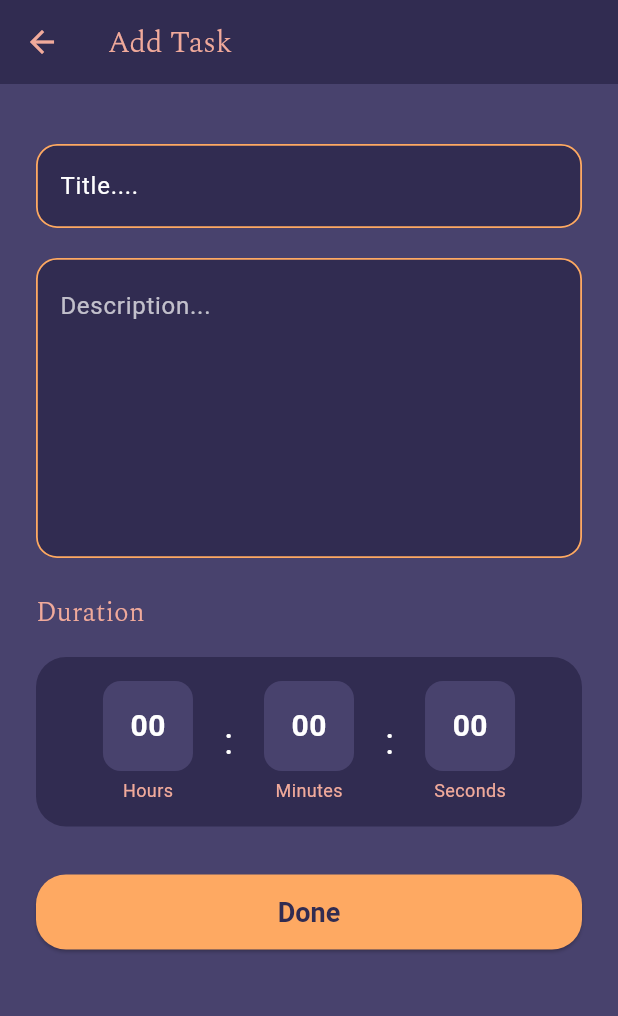
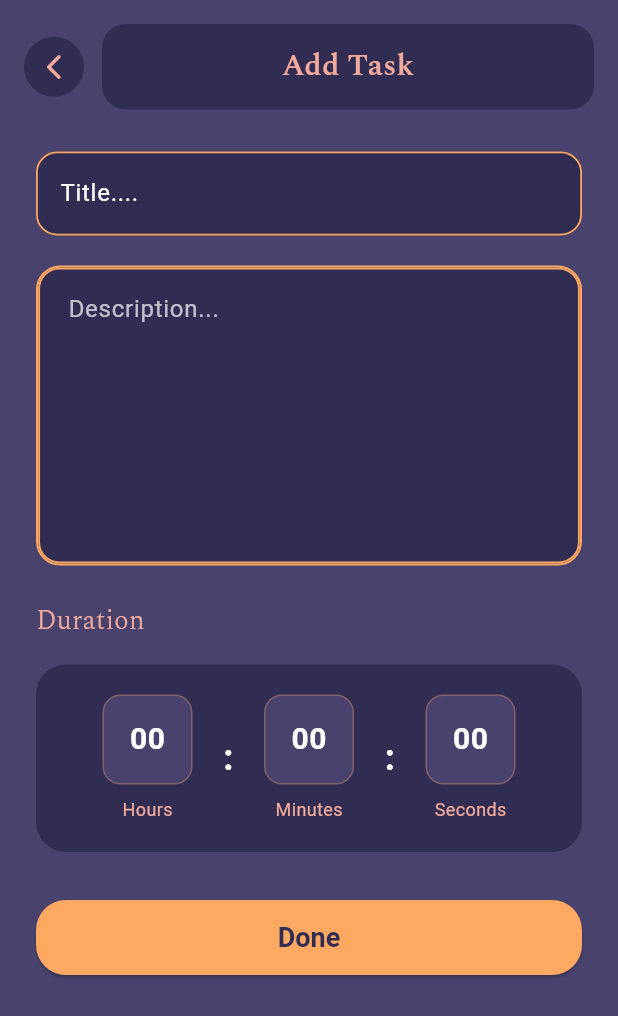
Before and after one commit to A-THIF/tailor_todo, a Flutter app: the screen it shows once a user with an empty profile is signed in, after a tap on the "add" icon, on a phone screen of 412 x 824 dp. Shown: the top 1016 px of the screen. Run offline on Flutter 3.47's test engine with Material 3 defaults, Android fonts, the phone set to English and light mode, and no system bars; our stand-ins replace google_fonts, supabase_flutter; accounts and stored records are empty; Roboto replaces fonts that are missing (Cardo).

Commit message:
Refactor header bar and improve UTC handling
Replaces HomeHeaderBar with a reusable HeaderBar widget and updates screens to use it. Refines AddTaskScreen UI and ensures all deadlines and timestamps are handled in UTC. Enhances TodoDetailsScreen with a live countdown timer and improves edit/delete flows.

```diff
--- a/tailor_todo/lib/models/todo.dart
+++ b/tailor_todo/lib/models/todo.dart
@@ -25,7 +25,7 @@ class Todo {
       userId: json['user_id'],
       title: json['title'],
       description: json['description'] ?? '',
-      deadline: DateTime.parse(json['deadline']),
+      deadline: DateTime.parse(json['deadline']).toUtc(),
       archived: json['archived'] ?? false,
       createdAt: DateTime.parse(json['created_at']),
       updatedAt: DateTime.parse(json['updated_at']),
--- a/tailor_todo/lib/screens/add_task_screen.dart
+++ b/tailor_todo/lib/screens/add_task_screen.dart
@@ -4,6 +4,7 @@ import '../utils/colors.dart';
 import '../utils/fonts.dart';
 import '../widgets/custom_button.dart';
 import '../widgets/custom_text_field.dart';
+import '../widgets/header_bar.dart';
 
 class AddTaskScreen extends StatefulWidget {
   const AddTaskScreen({super.key});
@@ -28,16 +29,14 @@ class _AddTaskScreenState extends State<AddTaskScreen> {
       ).showSnackBar(const SnackBar(content: Text('Please enter a title')));
       return;
     }
-
     setState(() => loading = true);
-
     try {
       final duration = Duration(
         hours: hours,
         minutes: minutes,
         seconds: seconds,
       );
-      final deadline = DateTime.now().add(duration);
+      final deadline = DateTime.now().toUtc().add(duration);
 
       await supabase.from('todos').insert({
         'user_id': supabase.auth.currentUser!.id,
@@ -47,13 +46,13 @@ class _AddTaskScreenState extends State<AddTaskScreen> {
         'archived': false,
       });
 
-      Navigator.pop(context);
+      if (mounted) Navigator.pop(context);
     } catch (e) {
       ScaffoldMessenger.of(
         context,
       ).showSnackBar(SnackBar(content: Text('Error adding task: $e')));
     } finally {
-      setState(() => loading = false);
+      if (mounted) setState(() => loading = false);
     }
   }
 
@@ -61,31 +60,85 @@ class _AddTaskScreenState extends State<AddTaskScreen> {
   Widget build(BuildContext context) {
     return Scaffold(
       backgroundColor: AppColors.primary,
-      appBar: AppBar(
-        backgroundColor: AppColors.surface,
-        leading: IconButton(
-          icon: const Icon(Icons.arrow_back, color: AppColors.brandText),
-          onPressed: () => Navigator.pop(context),
+      body: SafeArea(
+        child: Column(
+          children: [
+            // Custom header with centered title and left back chevron
+            // Header Section for Add Task
+            Padding(
+              padding: const EdgeInsets.fromLTRB(16, 16, 16, 12),
+              child: Row(
+                children: [
+                  // Circle Back Button
+                  GestureDetector(
+                    onTap: () => Navigator.pop(context),
+                    child: Container(
+                      width: 40,
+                      height: 40,
+                      decoration: BoxDecoration(
+                        color: AppColors.surface,
+                        shape: BoxShape.circle,
                       ),
-        title: Text(
+                      child: Icon(
+                        Icons.arrow_back_ios_new_rounded,
+                        color: AppColors.brandText,
+                        size: 20,
+                      ),
+                    ),
+                  ),
+
+                  const SizedBox(width: 12),
+
+                  // Rounded Rectangle Title
+                  Expanded(
+                    child: Container(
+                      padding: const EdgeInsets.symmetric(
+                        horizontal: 24,
+                        vertical: 14,
+                      ),
+                      decoration: BoxDecoration(
+                        color: AppColors.surface,
+                        borderRadius: BorderRadius.circular(16),
+                      ),
+                      child: Center(
+                        child: Text(
                           'Add Task',
                           style: AppFonts.spectral(
                             color: AppColors.brandText,
                             size: 20,
-            weight: FontWeight.w300,
+                            weight: FontWeight.w600,
                           ),
                         ),
                       ),
-      body: SingleChildScrollView(
-        padding: const EdgeInsets.all(24),
+                    ),
+                  ),
+                ],
+              ),
+            ),
+
+            // Form content
+            Expanded(
+              child: SingleChildScrollView(
+                padding: const EdgeInsets.fromLTRB(24, 8, 24, 24),
                 child: Column(
                   crossAxisAlignment: CrossAxisAlignment.stretch,
                   children: [
-            const SizedBox(height: 16),
-            CustomTextField(controller: titleController, label: 'Title....'),
+                    const SizedBox(height: 8),
+                    CustomTextField(
+                      controller: titleController,
+                      label: 'Title....',
+                    ),
                     const SizedBox(height: 20),
                     Container(
                       height: 200,
+                      decoration: BoxDecoration(
+                        color: AppColors.surface,
+                        borderRadius: BorderRadius.circular(16),
+                        border: Border.all(
+                          color: AppColors.inputBorder,
+                          width: 1.5,
+                        ),
+                      ),
                       child: TextField(
                         controller: descriptionController,
                         maxLines: null,
@@ -96,15 +149,8 @@ class _AddTaskScreenState extends State<AddTaskScreen> {
                           hintStyle: AppFonts.cardo(
                             color: AppColors.onDark.withOpacity(0.7),
                           ),
-                  filled: true,
-                  fillColor: AppColors.surface,
-                  border: OutlineInputBorder(
-                    borderRadius: BorderRadius.circular(16),
-                    borderSide: const BorderSide(
-                      color: AppColors.inputBorder,
-                      width: 1.5,
-                    ),
-                  ),
+                          border: InputBorder.none,
+                          contentPadding: const EdgeInsets.all(16),
                         ),
                         style: AppFonts.cardo(color: AppColors.onDark),
                       ),
@@ -112,11 +158,17 @@ class _AddTaskScreenState extends State<AddTaskScreen> {
                     const SizedBox(height: 24),
                     Text(
                       'Duration',
-              style: AppFonts.spectral(color: AppColors.brandText, size: 18),
+                      style: AppFonts.spectral(
+                        color: AppColors.brandText,
+                        size: 18,
+                      ),
                     ),
                     const SizedBox(height: 16),
                     Container(
-              padding: const EdgeInsets.symmetric(horizontal: 24, vertical: 16),
+                      padding: const EdgeInsets.symmetric(
+                        horizontal: 24,
+                        vertical: 20,
+                      ),
                       decoration: BoxDecoration(
                         color: AppColors.surface,
                         borderRadius: BorderRadius.circular(20),
@@ -131,7 +183,11 @@ class _AddTaskScreenState extends State<AddTaskScreen> {
                           ),
                           Text(
                             ':',
-                    style: AppFonts.cardo(color: AppColors.onDark, size: 24),
+                            style: AppFonts.cardo(
+                              color: AppColors.onDark,
+                              size: 24,
+                              weight: FontWeight.bold,
+                            ),
                           ),
                           _buildTimePicker(
                             'Minutes',
@@ -140,7 +196,11 @@ class _AddTaskScreenState extends State<AddTaskScreen> {
                           ),
                           Text(
                             ':',
-                    style: AppFonts.cardo(color: AppColors.onDark, size: 24),
+                            style: AppFonts.cardo(
+                              color: AppColors.onDark,
+                              size: 24,
+                              weight: FontWeight.bold,
+                            ),
                           ),
                           _buildTimePicker(
                             'Seconds',
@@ -167,20 +227,32 @@ class _AddTaskScreenState extends State<AddTaskScreen> {
                   ],
                 ),
               ),
+            ),
+          ],
+        ),
+      ),
     );
   }
 
   Widget _buildTimePicker(String label, int value, Function(int) onChanged) {
     return Column(
+      mainAxisSize: MainAxisSize.min,
       children: [
-        GestureDetector(
+        Material(
+          color: Colors.transparent,
+          child: InkWell(
             onTap: () => _showTimePicker(label, value, onChanged),
+            borderRadius: BorderRadius.circular(12),
             child: Container(
               width: 60,
               height: 60,
               decoration: BoxDecoration(
                 color: AppColors.primary,
                 borderRadius: BorderRadius.circular(12),
+                border: Border.all(
+                  color: AppColors.accent.withOpacity(0.3),
+                  width: 1,
+                ),
               ),
               child: Center(
                 child: Text(
@@ -194,7 +266,8 @@ class _AddTaskScreenState extends State<AddTaskScreen> {
               ),
             ),
           ),
-        const SizedBox(height: 4),
+        ),
+        const SizedBox(height: 8),
         Text(
           label,
           style: AppFonts.cardo(color: AppColors.brandText, size: 12),
@@ -212,27 +285,61 @@ class _AddTaskScreenState extends State<AddTaskScreen> {
       context: context,
       builder: (context) => AlertDialog(
         backgroundColor: AppColors.surface,
+        shape: RoundedRectangleBorder(
+          borderRadius: BorderRadius.circular(16),
+          side: BorderSide(color: AppColors.accent, width: 1.5),
+        ),
         title: Text(
           'Select $label',
-          style: AppFonts.cardo(color: AppColors.brandText),
+          style: AppFonts.cardo(
+            color: AppColors.brandText,
+            size: 18,
+            weight: FontWeight.w600,
+          ),
         ),
         content: SizedBox(
           height: 200,
+          width: 150,
           child: ListView.builder(
             itemCount: label == 'Hours' ? 24 : 60,
-            itemBuilder: (context, index) => ListTile(
-              title: Text(
-                index.toString().padLeft(2, '0'),
-                style: AppFonts.cardo(color: AppColors.onDark),
-              ),
+            itemBuilder: (context, index) => Material(
+              color: Colors.transparent,
+              child: InkWell(
                 onTap: () {
                   onChanged(index);
                   Navigator.pop(context);
                 },
+                child: Container(
+                  padding: const EdgeInsets.symmetric(vertical: 12),
+                  child: Center(
+                    child: Text(
+                      index.toString().padLeft(2, '0'),
+                      style: AppFonts.cardo(
+                        color: currentValue == index
+                            ? AppColors.accent
+                            : AppColors.onDark,
+                        size: 16,
+                        weight: currentValue == index
+                            ? FontWeight.bold
+                            : FontWeight.normal,
                       ),
                     ),
                   ),
                 ),
+              ),
+            ),
+          ),
+        ),
+        actions: [
+          TextButton(
+            onPressed: () => Navigator.pop(context),
+            child: Text(
+              'Cancel',
+              style: AppFonts.cardo(color: AppColors.brandText),
+            ),
+          ),
+        ],
+      ),
     );
   }
 }
--- a/tailor_todo/lib/screens/home_screen.dart
+++ b/tailor_todo/lib/screens/home_screen.dart
@@ -3,7 +3,7 @@ import 'package:supabase_flutter/supabase_flutter.dart';
 import '../models/todo.dart';
 import '../utils/colors.dart';
 import '../utils/fonts.dart';
-import '../widgets/home_header_bar.dart';
+import '../widgets/header_bar.dart';
 import '../widgets/todo_list_tile.dart';
 import '../widgets/archive_bottom_bar.dart';
 import '../widgets/confirmation_dialog.dart';
@@ -138,13 +138,20 @@ class _HomeScreenState extends State<HomeScreen> {
           children: [
             Column(
               children: [
-                HomeHeaderBar(
-                  onProfileTap: () {
-                    Navigator.push(
-                      context,
-                      MaterialPageRoute(builder: (_) => const ProfileScreen()),
-                    );
-                  },
+                // Add padding to lower the header
+                Padding(
+                  padding: const EdgeInsets.only(top: 24.0), // adjust as needed
+                  child: HeaderBar(
+                    title: 'Tailor Apps', // updated title
+                    onProfileTap: () {
+                      Navigator.push(
+                        context,
+                        MaterialPageRoute(
+                          builder: (_) => const ProfileScreen(),
+                        ),
+                      );
+                    },
+                  ),
                 ),
                 Expanded(
                   child: loading
--- /dev/null
+++ b/tailor_todo/lib/widgets/header_bar.dart
@@ -0,0 +1,77 @@
+import 'package:flutter/material.dart';
+import '../utils/fonts.dart';
+import '../utils/colors.dart';
+
+class HeaderBar extends StatelessWidget {
+  final String title;
+  final bool showProfile;
+  final bool showBack;
+  final VoidCallback? onBack;
+  final VoidCallback? onProfileTap; // Add this
+
+  const HeaderBar({
+    super.key,
+    required this.title,
+    this.showProfile = false,
+    this.showBack = false,
+    this.onBack,
+    this.onProfileTap, // Add this
+  });
+
+  @override
+  Widget build(BuildContext context) {
+    return Row(
+      children: [
+        if (showBack) ...[
+          // circular back button
+          GestureDetector(
+            onTap: onBack ?? () => Navigator.pop(context),
+            child: Container(
+              margin: const EdgeInsets.only(right: 8),
+              padding: const EdgeInsets.all(8),
+              decoration: BoxDecoration(
+                color: AppColors.surface,
+                shape: BoxShape.circle,
+              ),
+              child: const Icon(
+                Icons.arrow_back,
+                color: Colors.white,
+                size: 20,
+              ),
+            ),
+          ),
+        ],
+        Expanded(
+          child: Container(
+            padding: const EdgeInsets.symmetric(horizontal: 24, vertical: 14),
+            decoration: BoxDecoration(
+              color: AppColors.surface,
+              borderRadius: BorderRadius.circular(16),
+            ),
+            child: Center(
+              child: Text(
+                title,
+                style: AppFonts.spectral(
+                  color: AppColors.brandText,
+                  size: 20,
+                  weight: FontWeight.w600,
+                ),
+              ),
+            ),
+          ),
+        ),
+        if (showProfile) ...[
+          const SizedBox(width: 8),
+          GestureDetector(
+            onTap: onProfileTap ?? () {}, // Use onProfileTap callback
+            child: CircleAvatar(
+              backgroundColor: AppColors.surface,
+              radius: 20,
+              child: const Icon(Icons.person, color: Colors.white),
+            ),
+          ),
+        ],
+      ],
+    );
+  }
+}
--- a/tailor_todo/lib/widgets/home_header_bar.dart
+++ /dev/null
@@ -1,46 +0,0 @@
-import 'package:flutter/material.dart';
-import '../utils/colors.dart';
-import '../utils/fonts.dart';
-
-class HomeHeaderBar extends StatelessWidget {
-  final VoidCallback onProfileTap;
-
-  const HomeHeaderBar({super.key, required this.onProfileTap});
-
-  @override
-  Widget build(BuildContext context) {
-    return Container(
-      margin: const EdgeInsets.fromLTRB(16, 16, 16, 8),
-      padding: const EdgeInsets.symmetric(horizontal: 24, vertical: 20),
-      decoration: BoxDecoration(
-        color: AppColors.surface,
-        borderRadius: BorderRadius.circular(20),
-      ),
-      child: Row(
-        mainAxisAlignment: MainAxisAlignment.spaceBetween,
-        children: [
-          Text(
-            'Tailor Todo',
-            style: AppFonts.spectral(
-              color: AppColors.brandText,
-              size: 24,
-              weight: FontWeight.w300,
-            ),
-          ),
-          GestureDetector(
-            onTap: onProfileTap,
-            child: Container(
-              width: 40,
-              height: 40,
-              decoration: BoxDecoration(
-                color: AppColors.onDark,
-                shape: BoxShape.circle,
-              ),
-              child: Icon(Icons.person, color: AppColors.surface, size: 24),
-            ),
-          ),
-        ],
-      ),
-    );
-  }
-}
```
Also changed, not shown: tailor_todo/lib/screens/todo_details_screen.dart (+158 -179 lines). Lines whose indentation alone changed are shown as unchanged.
